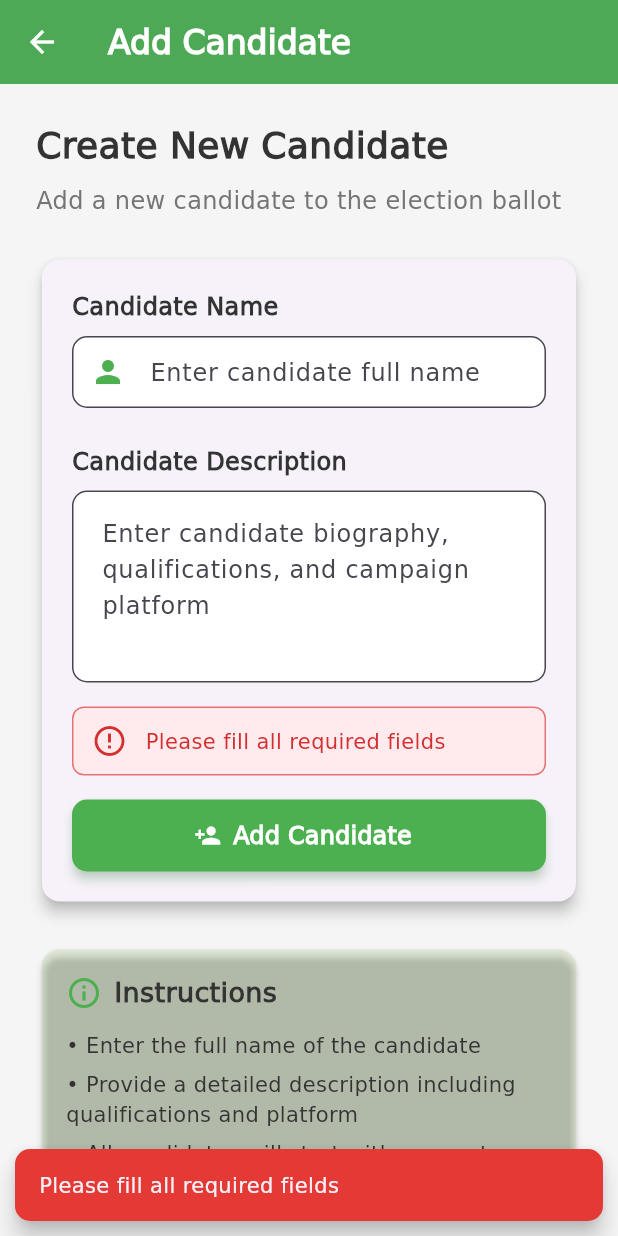
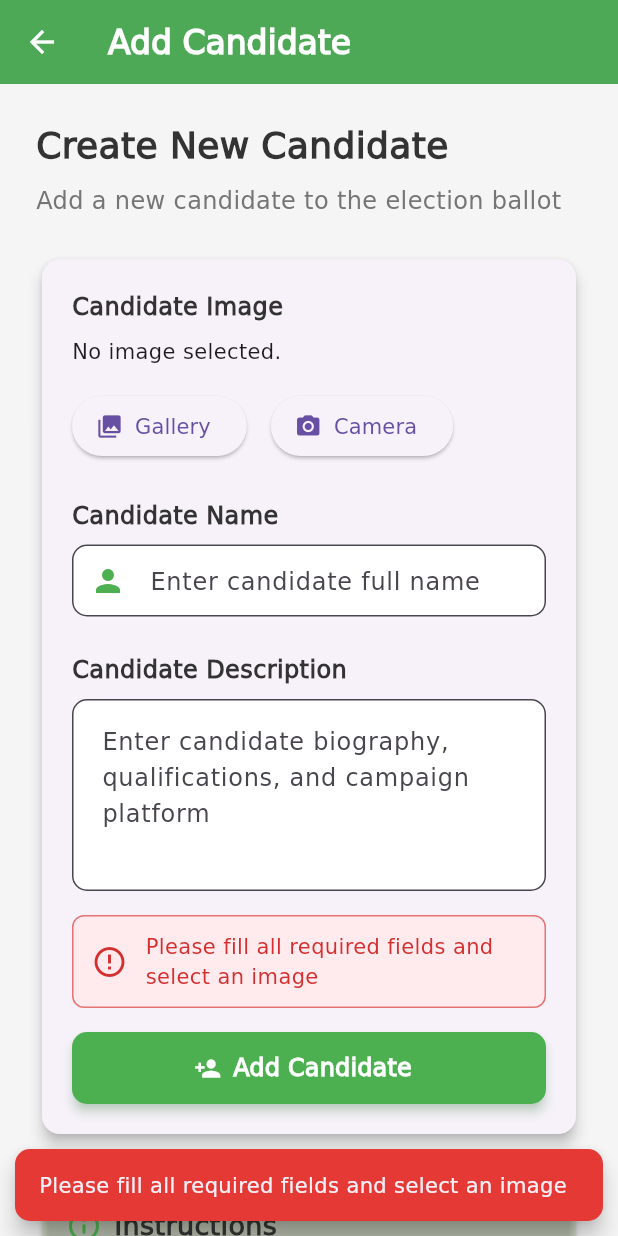
Before and after one commit to Domguia-Simo/flutter-voting-app, a Flutter app: the CreateCandidate screen opened by its route, after a tap on "Add Candidate", on a phone screen of 412 x 824 dp. Run offline on Flutter 3.47's test engine with Material 3 defaults, Android fonts, the phone set to English and light mode, and no system bars; our stand-ins replace cloud_firestore, firebase_auth, firebase_core, firebase_storage, image_picker; accounts and stored records are empty.

Commit message:
Arranged error handling styled pages ensuring also to know status and styling pages

```diff
--- a/lib/dashboard/create_candidate.dart
+++ b/lib/dashboard/create_candidate.dart
@@ -1,5 +1,9 @@
+import 'package:flutter/foundation.dart' show kIsWeb;
 import 'package:flutter/material.dart';
 import 'package:cloud_firestore/cloud_firestore.dart';
+import 'package:image_picker/image_picker.dart';
+import 'package:firebase_storage/firebase_storage.dart';
+import 'dart:io';
 
 class CreateCandidate extends StatefulWidget {
   static String id = 'create_candidate';
@@ -15,6 +19,8 @@ class _CreateCandidateState extends State<CreateCandidate> {
   String msg = '';
   String error = '';
   bool _loading = false;
+  File? _imageFile;
+  String? _imageUrl;
 
   // Theme colors
   final Color primaryColor = const Color(0xFF4CAF50);
@@ -28,17 +34,30 @@ class _CreateCandidateState extends State<CreateCandidate> {
   final TextEditingController _nameController = TextEditingController();
   final TextEditingController _descriptionController = TextEditingController();
 
+  Future<void> _pickImage(ImageSource source) async {
+    final pickedFile = await ImagePicker().pickImage(source: source);
+
+    if (pickedFile != null) {
+      setState(() {
+        _imageFile = File(pickedFile.path);
+        if (kIsWeb) {
+          _imageUrl = pickedFile.path; // For web, use the path directly
+        }
+      });
+    }
+  }
+
   void addCandidate() async {
     setState(() {
       name = _nameController.text.trim();
       description = _descriptionController.text.trim();
     });
 
-    if (name.isEmpty || description.isEmpty) {
+    if (name.isEmpty || description.isEmpty || (_imageFile == null && !kIsWeb)) {
       setState(() {
-        error = 'Please fill all required fields';
+        error = 'Please fill all required fields and select an image';
       });
-      _showSnackBar('Please fill all required fields', isError: true);
+      _showSnackBar('Please fill all required fields and select an image', isError: true);
       return;
     }
 
@@ -49,10 +68,23 @@ class _CreateCandidateState extends State<CreateCandidate> {
         _loading = true;
       });
 
+      String? imageUrl;
+      if (!kIsWeb) {
+        // Upload image to Firebase Storage for mobile
+        final storageRef = FirebaseStorage.instance.ref().child('candidate_images/${DateTime.now().millisecondsSinceEpoch}.jpg');
+        await storageRef.putFile(_imageFile!);
+        imageUrl = await storageRef.getDownloadURL();
+      } else {
+        // For web, use the temporary URL
+        imageUrl = _imageUrl;
+      }
+
+      // Add candidate data to Firestore
       final fireStore = FirebaseFirestore.instance;
       await fireStore.collection('candidates').add({
         'name': name,
         'description': description,
+        'imageUrl': imageUrl,
         'votes': []
       });
 
@@ -61,6 +93,8 @@ class _CreateCandidateState extends State<CreateCandidate> {
         // Clear form fields after successful submission
         _nameController.clear();
         _descriptionController.clear();
+        _imageFile = null;
+        _imageUrl = null;
         name = '';
         description = '';
       });
@@ -164,6 +198,39 @@ class _CreateCandidateState extends State<CreateCandidate> {
                     child: Column(
                       crossAxisAlignment: CrossAxisAlignment.start,
                       children: [
+                        // Image field
+                        Text(
+                          'Candidate Image',
+                          style: TextStyle(
+                            fontWeight: FontWeight.bold,
+                            fontSize: 16,
+                            color: textColor,
+                          ),
+                        ),
+                        SizedBox(height: 8),
+                        _imageFile == null && _imageUrl == null
+                            ? Text('No image selected.')
+                            : kIsWeb
+                                ? Image.network(_imageUrl!, height: 150, width: 150, fit: BoxFit.cover)
+                                : Image.file(_imageFile!, height: 150, width: 150, fit: BoxFit.cover),
+                        SizedBox(height: 16),
+                        Row(
+                          children: [
+                            ElevatedButton.icon(
+                              onPressed: () => _pickImage(ImageSource.gallery),
+                              icon: Icon(Icons.photo_library),
+                              label: Text('Gallery'),
+                            ),
+                            SizedBox(width: 16),
+                            ElevatedButton.icon(
+                              onPressed: () => _pickImage(ImageSource.camera),
+                              icon: Icon(Icons.camera_alt),
+                              label: Text('Camera'),
+                            ),
+                          ],
+                        ),
+                        SizedBox(height: 24),
+
                         // Name field
                         Text(
                           'Candidate Name',
```
Also changed, not shown: lib/dashboard/view_candidate.dart (+11 -7 lines), lib/principal.dart (+51 -11 lines).
